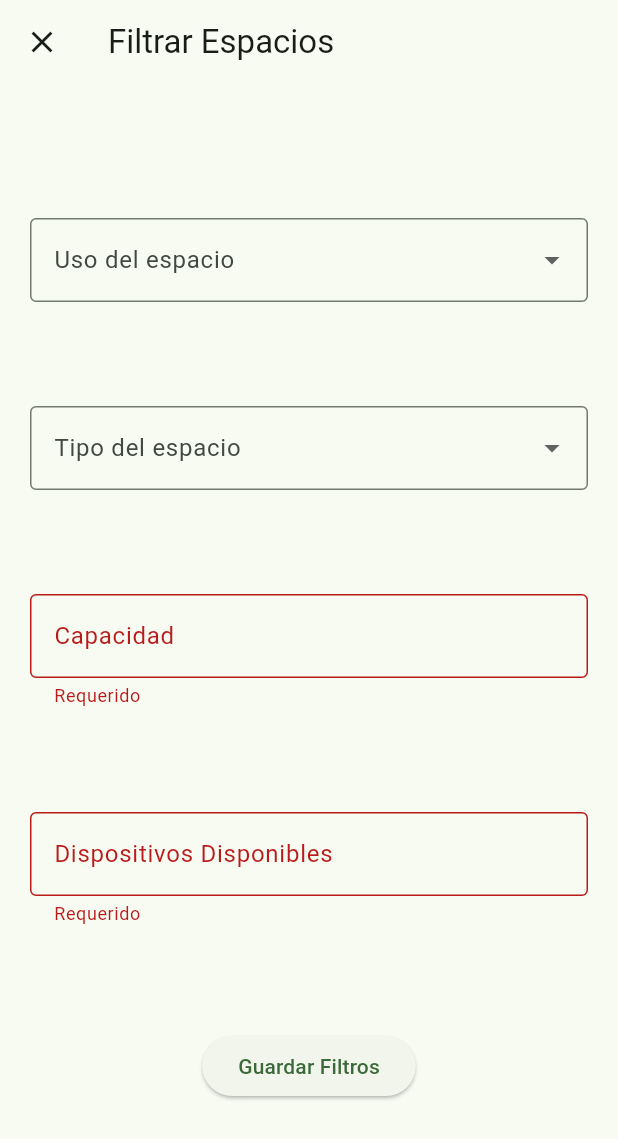
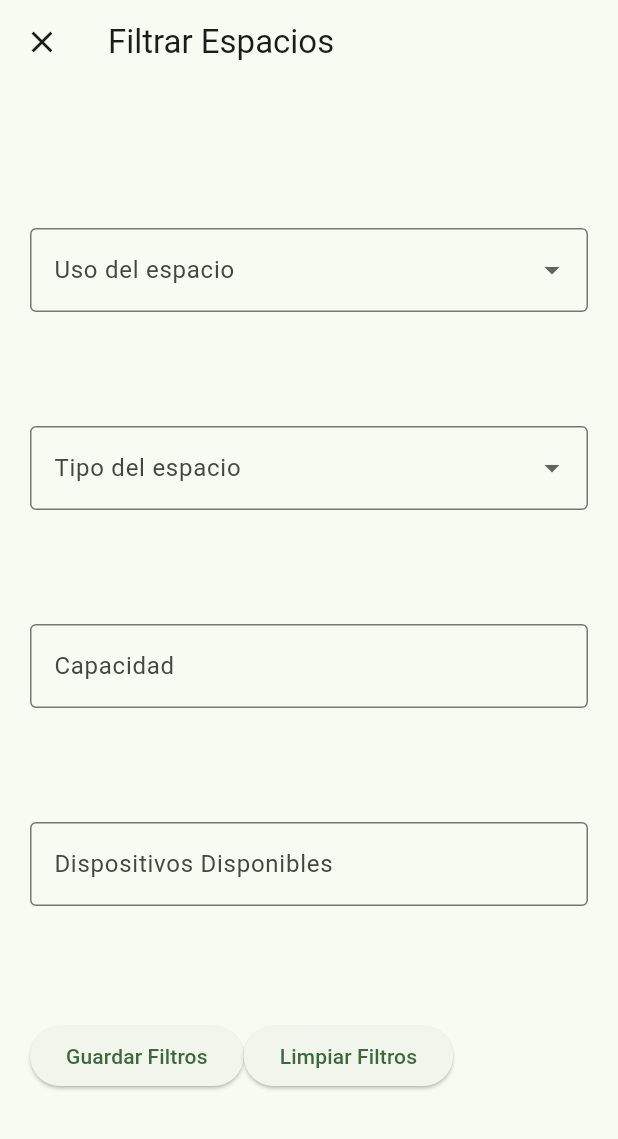
Before and after one commit to DarkfireT09/EICT_Spaces, a Flutter app: what getFilterDialog() shows on an empty page, opened directly, after a tap on "Guardar Filtros", on a phone screen of 412 x 824 dp. Shown: the top 1139 px of the screen. Run offline on Flutter 3.47's test engine with Material 2 defaults, Android fonts, the phone set to English and light mode, and no system bars; our stand-ins replace cloud_firestore, firebase_auth, firebase_core, get, syncfusion_flutter_calendar; missing offline and left inert: time_range_picker; accounts and stored records are empty; network calls fail.

Commit message:
filter added

```diff
--- a/lib/pages/day_Selection.dart
+++ b/lib/pages/day_Selection.dart
@@ -63,7 +63,7 @@ class _DayCalendarState extends State<DayCalendar> {
   Future<void> getDataFromFireStore() async {
     var id = controller.getSpaceId();
     var spaceBookings =
-        await db.collection("bookings").where("space_id", isEqualTo: id).where("status", isNotEqualTo: "DENIED").where(Filter.or(Filter("by.email", isEqualTo: controller.getEmail()), Filter("status", isEqualTo: "APPROVED"))).get();
+        await db.collection("bookings").where("space_id", isEqualTo: id).where(Filter.or(Filter("by.email", isEqualTo: controller.getEmail()), Filter("status", isEqualTo: "APPROVED"))).get();
 
     List<Meeting> list = spaceBookings.docs
         .map((e) => Meeting(
--- a/lib/pages/space_Detail.dart
+++ b/lib/pages/space_Detail.dart
@@ -14,7 +14,7 @@ class SpaceDetail extends StatefulWidget {
 
 class _SpaceDetailState extends State<SpaceDetail> {
   FirebaseFirestore db = FirebaseFirestore.instance;
-  final DateController controller = Get.put(DateController());
+  DateController controller = Get.find();
 
   String formatList(list) {
     //print(list);
--- a/lib/ui/widgets/dialogs/filter_dialog.dart
+++ b/lib/ui/widgets/dialogs/filter_dialog.dart
@@ -1,7 +1,14 @@
+import 'package:eict_scheduling_test1/main.dart';
 import 'package:flutter/material.dart';
+import 'package:get/get.dart';
+import 'package:get/get_core/src/get_main.dart';
+import '../../../utils/DateController.dart';
 
 Widget getFilterDialog(context) {
   final _formKey = GlobalKey<FormState>();
+  // DateController controller = DateController();
+  DateController controller = Get.find();
+  var filter = controller.getFilter();
   return Dialog.fullscreen(
       child: Scaffold(
           appBar: AppBar(
@@ -28,11 +35,13 @@ Widget getFilterDialog(context) {
                           labelText: 'Uso del espacio'
                         ),
                         items: const [
-                          DropdownMenuItem(value: 'computing_room', child: Text('Sala de cómputo')),
-                          DropdownMenuItem(value: 'laboratory', child: Text('Laboratorio')),
-                          DropdownMenuItem(value: 'coworking', child: Text('Trabajo Grupal')),
+                          DropdownMenuItem(value: 'Sala de Cómputo', child: Text('Sala de cómputo')),
+                          DropdownMenuItem(value: 'Laboratorio', child: Text('Laboratorio')),
+                          DropdownMenuItem(value: 'Trabajo grupal-coworking', child: Text('Trabajo Grupal')),
                         ],
-                        onChanged: (value){}
+                        onChanged: (value){
+                          filter['list']['categories'] = value;
+                        }
                     ),
                     DropdownButtonFormField(
                         decoration: const InputDecoration(
@@ -40,46 +49,79 @@ Widget getFilterDialog(context) {
                             labelText: 'Tipo del espacio'
                         ),
                         items: const [
-                          DropdownMenuItem(value: 'teaching', child: Text('Docencia')),
-                          DropdownMenuItem(value: 'experimentation', child: Text('Experimentación')),
-                          DropdownMenuItem(value: 'investigation', child: Text('Investigación')),
+                          DropdownMenuItem(value: 'Docencia', child: Text('Docencia')),
+                          DropdownMenuItem(value: 'Experimentación', child: Text('Experimentación')),
+                          DropdownMenuItem(value: 'Investigación', child: Text('Investigación')),
                         ],
-                        onChanged: (value){}
+                        onChanged: (value){
+                          print(value);
+                          filter['list']['services'] = value;
+                        }
                     ),
                     TextFormField(
                         decoration: const InputDecoration(
                             border: OutlineInputBorder(),
                             labelText: 'Capacidad'),
                         keyboardType: TextInputType.number,
+                        onChanged: (value){
+                          filter['numeric']['student_capacity'] = int.tryParse(value);
+                          // print(filter['numeric']['capacity']);
+                        },
                         validator: (value) {
-                          if (value == null || value.isEmpty) {
-                            return 'Requerido';
-                          }
+                          // if (value == null || value.isEmpty) {
+                          //   return 'Requerido';
+                          // }
 
-                          if (int.parse(value) < 0) {
+                          if (int.parse(value!) < 0) {
                             return 'El valor debe ser positivo';
                           }
-                        }),
+                        },
+                      ),
                     TextFormField(
                       decoration: const InputDecoration(
                           border: OutlineInputBorder(),
                           labelText: 'Dispositivos Disponibles'),
                       keyboardType: TextInputType.number,
+                      onChanged: (value){
+                        filter['numeric']['equipment_amount'] = int.tryParse(value);
+                      },
                       validator: (value) {
-                        if (value == null || value.isEmpty) {
-                          return 'Requerido';
-                        }
+                        // if (value == null || value.isEmpty) {
+                        //   return 'Requerido';
+                        // }
 
-                        if (int.parse(value) < 0) {
+                        if (int.parse(value!) < 0) {
                           return 'El valor debe ser positivo';
                         }
                       },
                     ),
-                    ElevatedButton(
-                        onPressed: () {
-                          _formKey.currentState!.validate();
-                        },
-                        child: const Text('Guardar Filtros'))
+                    Row(
+                      children: [
+                        ElevatedButton(
+                            onPressed: () {
+                              // validate and save
+                              if (_formKey.currentState!.validate()) {
+                                filter['active'] = true;
+                                // print("Seting filter from dialog: $filter");
+                                controller.setFilter(filter);
+                                // print("Filter from dialog: ${controller.getFilter()}");
+                                // Navigator.pop(context);
+                                Navigator.push(
+                                  context,
+                                  MaterialPageRoute(builder: (context) => MyApp()),
+                                );
+                                controller.test.value = 2;
+                              }
+                            },
+                            child: const Text('Guardar Filtros')),
+                        ElevatedButton(
+                          onPressed: () {
+                            _formKey.currentState!.reset();
+                          },
+                          child: const Text('Limpiar Filtros')
+                        )
+                      ],
+                    )
                   ],
                 )),
           )));
```
Also changed, not shown: lib/main.dart (+8 -4 lines), lib/pages/CurrentApointments.dart (+7 -1 lines), lib/utils/DateController.dart (+21 -0 lines), lib/utils/utils.dart (+61 -3 lines).
